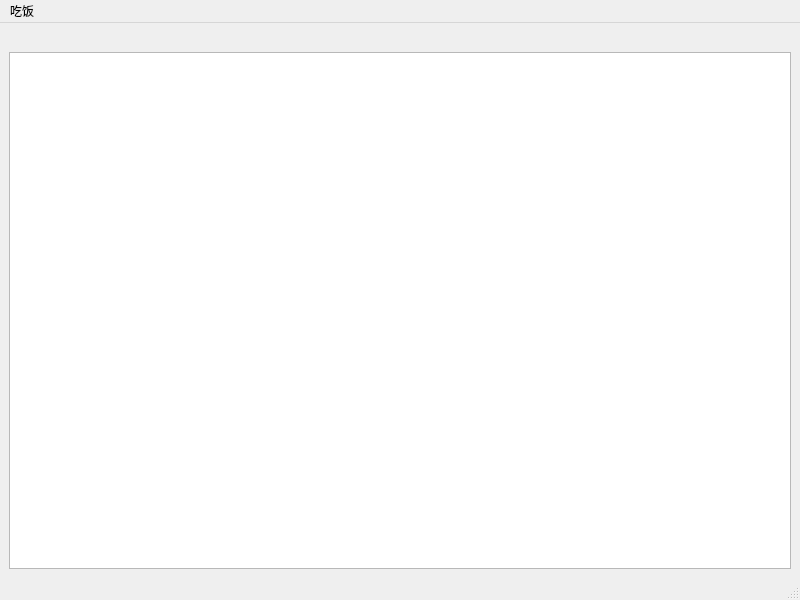
Qt form mainwindow.ui (jimmyshe/pyqtROS_study) before a commit.
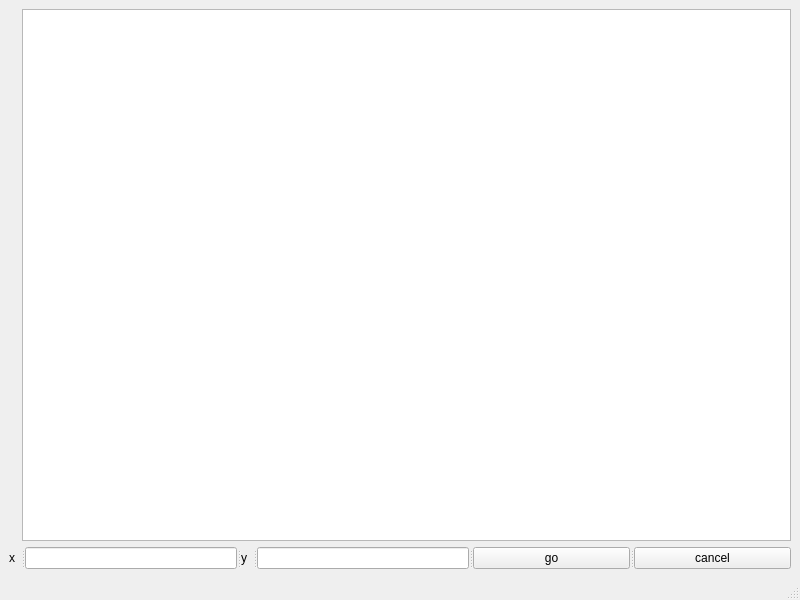
The same form after that commit.

Patch:
```diff
--- a/mainwindow.ui
+++ b/mainwindow.ui
@@ -16,6 +16,8 @@
   <widget class="QWidget" name="centralwidget">
    <layout class="QVBoxLayout" name="verticalLayout">
     <item>
+     <layout class="QHBoxLayout" name="horizontalLayout">
+      <item>
      <widget class="QLabel" name="label">
       <property name="text">
        <string/>
@@ -26,6 +28,37 @@
      <widget class="QTextEdit" name="textEdit"/>
     </item>
    </layout>
+    </item>
+    <item>
+     <widget class="QSplitter" name="splitter">
+      <property name="orientation">
+       <enum>Qt::Horizontal</enum>
+      </property>
+      <widget class="QLabel" name="label_x">
+       <property name="text">
+        <string>x</string>
+       </property>
+      </widget>
+      <widget class="QLineEdit" name="lineEdit_x"/>
+      <widget class="QLabel" name="label_y">
+       <property name="text">
+        <string>y</string>
+       </property>
+      </widget>
+      <widget class="QLineEdit" name="lineEdit_y"/>
+      <widget class="QPushButton" name="pushButton_go">
+       <property name="text">
+        <string>go</string>
+       </property>
+      </widget>
+      <widget class="QPushButton" name="pushButton_cancel">
+       <property name="text">
+        <string>cancel</string>
+       </property>
+      </widget>
+     </widget>
+    </item>
+   </layout>
   </widget>
   <widget class="QMenuBar" name="menubar">
    <property name="geometry">
@@ -33,15 +66,9 @@
      <x>0</x>
      <y>0</y>
      <width>800</width>
-     <height>33</height>
+     <height>30</height>
     </rect>
    </property>
-   <widget class="QMenu" name="menu">
-    <property name="title">
-     <string>吃饭</string>
-    </property>
-   </widget>
-   <addaction name="menu"/>
   </widget>
   <widget class="QStatusBar" name="statusbar"/>
  </widget>
```
Lines whose indentation alone changed are shown as unchanged.
